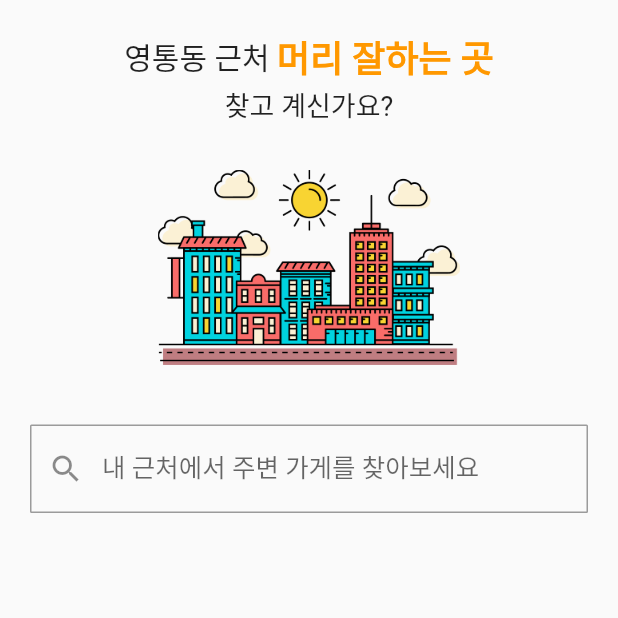
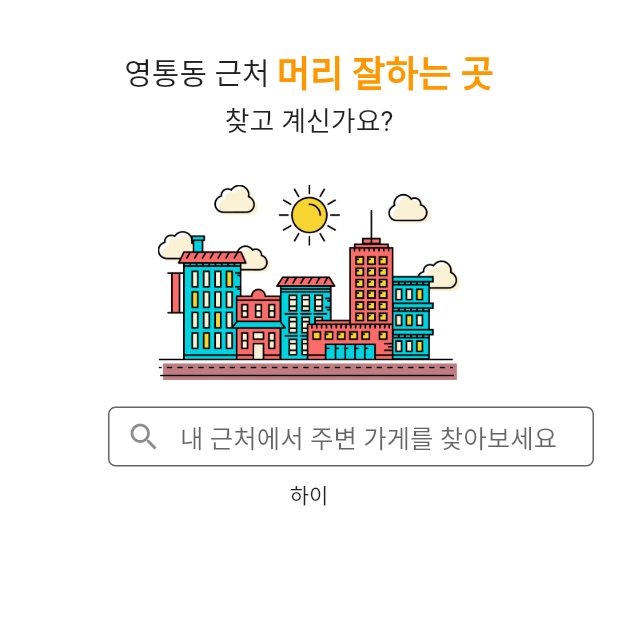
Before and after one commit to chb1828/-carrot-market-clone, a Flutter app: the NearBy screen opened directly, on a phone screen of 412 x 824 dp, the top half of it. Run offline on Flutter 3.47's test engine with Material 2 defaults, Android fonts, the light colour scheme and no system bars; our stand-ins replace animated_text_kit; Roboto replaces fonts that are missing (Horizon).

Commit message:
동적 입력창 생성

```diff
--- a/lib/nearby/nearby.dart
+++ b/lib/nearby/nearby.dart
@@ -1,4 +1,3 @@
-
 import 'package:flutter/material.dart';
 import 'package:market_clone/nearby/changeString.dart';
 
@@ -8,28 +7,39 @@ class NearBy extends StatefulWidget {
 }
 
 class _NearByState extends State<NearBy> {
-  int _counter = 0;
-
-  void _incrementCounter() {
-    setState(() {
-      _counter++;
-    });
-  }
 
   @override
   Widget build(BuildContext context) {
     return Scaffold(
-    body: SingleChildScrollView(
-      padding: EdgeInsets.all(20),
+        backgroundColor: Colors.white,
+        body: CustomScrollView(
+          slivers: <Widget>[
+            SliverToBoxAdapter(
               child: Column(
                 children: [
+                  SizedBox(height: 30),
                   ChangeString(),
                   SizedBox(height: 20),
-          _imageSection1,
-          _searchSection,
+                  _imageSection1
                 ],
               ),
-    ));
+            ),
+            SliverAppBar(
+              centerTitle: true,
+              pinned: true,
+              backgroundColor: Colors.white,
+              title: _searchSection,
+            ),
+            SliverToBoxAdapter(
+              child: Column(
+                children: [
+                  Text("하이")
+                ],
+              ),
+            ),
+          ],
+        )
+    );
   }
 
   Widget _imageSection1 = Container(
@@ -39,29 +49,36 @@ class _NearByState extends State<NearBy> {
         Row(
           mainAxisSize: MainAxisSize.min,
           children: [
-            Image.asset('assets/images/house.png',width: 300,height: 130)
+            Image.asset('assets/images/house.png', width: 300, height: 130)
           ],
         ),
-        SizedBox(height: 30,)
       ],
     ),
   );
 
   Widget _searchSection = Container(
-    child: Column(
-      children: [
-        TextField(
+      height: 40.0,
+      child: TextField(
+        style: TextStyle(
+          fontSize: 20.0,
+          height: 1.0,
+          color: Colors.white
+        ),
         decoration: InputDecoration(
-            hintStyle: TextStyle(fontSize: 17,height: 0.5),
+            filled: true,
+            fillColor: Colors.white,
+            hintStyle: TextStyle(fontSize: 17, height: 0.5),
             hintText: "내 근처에서 주변 가게를 찾아보세요",
             prefixIcon: Icon(Icons.search),
+            contentPadding: const EdgeInsets.all(20.0),
+            focusedBorder: OutlineInputBorder(
+              borderSide: BorderSide(color: Colors.black45,style: BorderStyle.solid,width: 1)
+            ),
             border: OutlineInputBorder(
-              borderRadius: const BorderRadius.all(const Radius.circular(1.0))
+                borderRadius: const BorderRadius.all(const Radius.circular(5.0))
             )
         ),
       )
-      ],
-    ),
   );
 
 }
```
Lines whose indentation alone changed are shown as unchanged.
